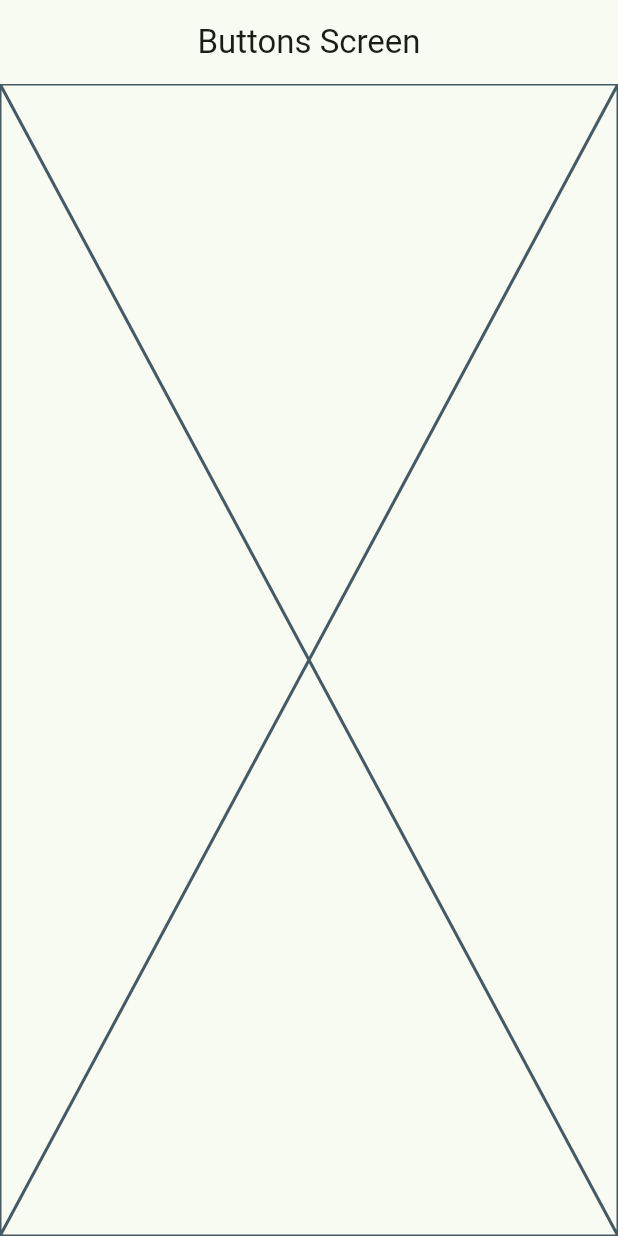
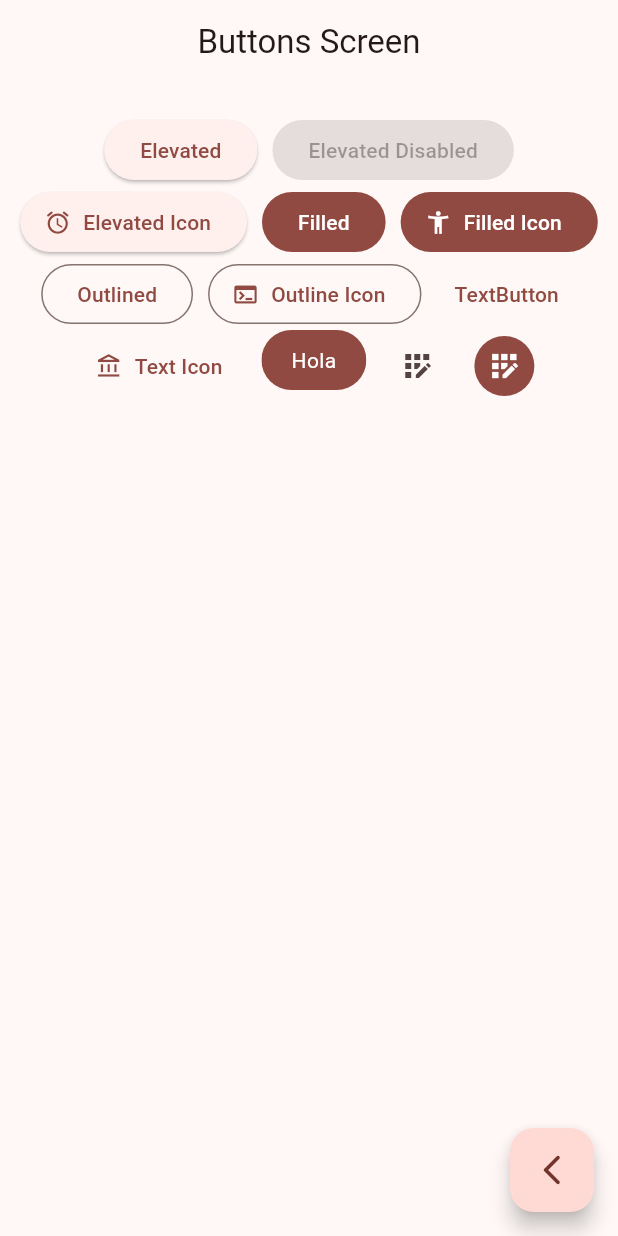
Before and after one commit to AugustSalas/widgets_app, a Flutter app: the ButtonsScreen screen opened by its route, on a phone screen of 412 x 824 dp. Run offline on Flutter 3.47's test engine with Material 3 defaults, Android fonts, the phone set to English and light mode, and no system bars; our stand-ins replace go_router.

Commit message:
buttons screen finished

```diff
--- a/lib/main.dart
+++ b/lib/main.dart
@@ -14,7 +14,7 @@ class MainApp extends StatelessWidget {
   Widget build(BuildContext context) {
     return  MaterialApp.router(
       routerConfig: appRouter,
-      theme: AppTheme(selectedColor: 2).getTheme(),
+      theme: AppTheme(selectedColor: 3).getTheme(),
       debugShowCheckedModeBanner: false,
 
     );
--- a/lib/presentation/screens/buttons/buttons_screens.dart
+++ b/lib/presentation/screens/buttons/buttons_screens.dart
@@ -1,4 +1,5 @@
 import 'package:flutter/material.dart';
+import 'package:go_router/go_router.dart';
 
 class ButtonsScreen extends StatelessWidget {
   static const String name = 'buttons_screen';
@@ -10,7 +11,112 @@ class ButtonsScreen extends StatelessWidget {
       appBar: AppBar(
         title: const Text('Buttons Screen'),
       ),
-      body: const Placeholder(),
+      body: const _ButtonsView(),
+      floatingActionButton: FloatingActionButton(
+        child: const Icon(Icons.arrow_back_ios_new_rounded),
+        onPressed: () {
+          context.pop();
+        },
+      ),
     );
   }
 }
+
+class _ButtonsView extends StatelessWidget {
+  const _ButtonsView();
+
+  @override
+  Widget build(BuildContext context) {
+    final colors = Theme.of(context).colorScheme;
+    return SizedBox(
+      width: double.infinity,
+      child: Padding(
+        padding: const EdgeInsets.symmetric(horizontal: 10, vertical: 20),
+        child: Wrap(
+          spacing: 10,
+          alignment: WrapAlignment.center,
+          children: [
+            ElevatedButton(
+              onPressed: () {},
+              child: const Text('Elevated'),
+            ),
+            const ElevatedButton(
+              onPressed: null,
+              child: Text('Elevated Disabled'),
+            ),
+            ElevatedButton.icon(
+              onPressed: () {},
+              icon: const Icon(Icons.access_alarm_rounded),
+              label: const Text('Elevated Icon'),
+            ),
+            FilledButton(
+              onPressed: () {},
+              child: const Text('Filled'),
+            ),
+            FilledButton.icon(
+              onPressed: () {},
+              icon: const Icon(Icons.accessibility_new),
+              label: const Text('Filled Icon'),
+            ),
+            OutlinedButton(
+              onPressed: () {},
+              child: const Text('Outlined'),
+            ),
+            OutlinedButton.icon(
+              onPressed: () {},
+              label: const Text('Outline Icon'),
+              icon: const Icon(Icons.terminal),
+            ),
+            TextButton(
+              onPressed: () {},
+              child: const Text('TextButton'),
+            ),
+            TextButton.icon(
+              onPressed: () {},
+              label: const Text('Text Icon'),
+              icon: const Icon(Icons.account_balance_outlined),
+            ),
+            const CustomButton(),
+            IconButton(
+              onPressed: () {},
+              icon: const Icon(Icons.app_registration_outlined),
+            ),
+            IconButton(
+              onPressed: () {},
+              icon: const Icon(Icons.app_registration_outlined),
+              style: ButtonStyle(
+                backgroundColor: MaterialStatePropertyAll(colors.primary),
+                iconColor: const MaterialStatePropertyAll(Colors.white),
+              ),
+            ),
+          ],
+        ),
+      ),
+    );
+  }
+}
+
+class CustomButton extends StatelessWidget {
+  const CustomButton({super.key});
+
+  @override
+  Widget build(BuildContext context) {
+    final colors = Theme.of(context).colorScheme;
+    return ClipRRect(
+      borderRadius: BorderRadius.circular(20),
+      child: Material(
+        color: colors.primary,
+        child: InkWell(
+          onTap: () {},
+          child: const Padding(
+            padding: EdgeInsets.symmetric(horizontal: 20, vertical: 10),
+            child: Text(
+              'Hola',
+              style: TextStyle(color: Colors.white),
+            ),
+          ),
+        ),
+      ),
+    );
+  }
+}
```
